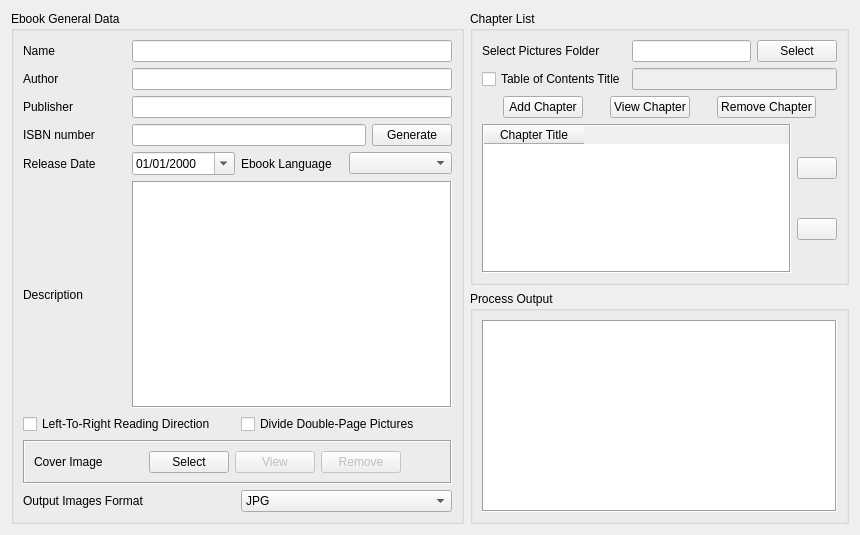
Qt form mangaeditor.ui (viniavila/KMM) before a commit.
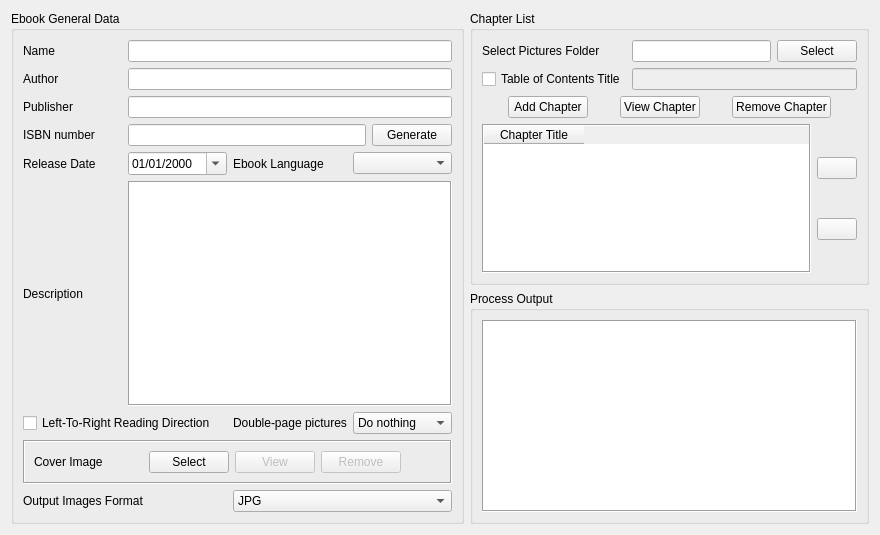
The same form after that commit. Icons and pictures are not drawn.

Commit message: * Change Double-page pictures treatment from a tristate checkbox to a combobox with all treatment automatic options.

What changed in the file:
```diff
--- a/mangaeditor.ui
+++ b/mangaeditor.ui
@@ -6,7 +6,7 @@
    <rect>
     <x>0</x>
     <y>0</y>
-    <width>860</width>
+    <width>880</width>
     <height>535</height>
    </rect>
   </property>
@@ -230,16 +230,6 @@
       <string>Ebook General Data</string>
      </property>
      <layout class="QGridLayout" name="gridLayout">
-      <item row="6" column="2" colspan="2">
-       <widget class="QCheckBox" name="chkDivideDouble">
-        <property name="toolTip">
-         <string>&lt;html&gt;&lt;head/&gt;&lt;body&gt;&lt;p&gt;&lt;span style=&quot; font-weight:600;&quot;&gt;unchecked:&lt;/span&gt; double-page pictures will be rotated counterclockwise and kept in the same page.&lt;/p&gt;&lt;p&gt;&lt;span style=&quot; font-weight:600;&quot;&gt;checked:&lt;/span&gt; doube-page pictures wil be half splitted and put in separated pages (the first and the second will determined by the selected reading direction - left-to-right will put the left side first and vice-versa).&lt;/p&gt;&lt;/body&gt;&lt;/html&gt;</string>
-        </property>
-        <property name="text">
-         <string>Divide Double-Page Pictures</string>
-        </property>
-       </widget>
-      </item>
       <item row="4" column="0">
        <widget class="QLabel" name="label_4">
         <property name="text">
@@ -481,6 +471,35 @@
         </layout>
        </widget>
       </item>
+      <item row="6" column="2">
+       <widget class="QLabel" name="label_11">
+        <property name="text">
+         <string>Double-page pictures</string>
+        </property>
+       </widget>
+      </item>
+      <item row="6" column="3">
+       <widget class="QComboBox" name="cboDoublePage">
+        <property name="currentIndex">
+         <number>0</number>
+        </property>
+        <item>
+         <property name="text">
+          <string>Do nothing</string>
+         </property>
+        </item>
+        <item>
+         <property name="text">
+          <string>Rotate</string>
+         </property>
+        </item>
+        <item>
+         <property name="text">
+          <string>Split</string>
+         </property>
+        </item>
+       </widget>
+      </item>
      </layout>
     </widget>
    </item>
```
Left out of the diff: 1 changed line with no effect on the pictures.
